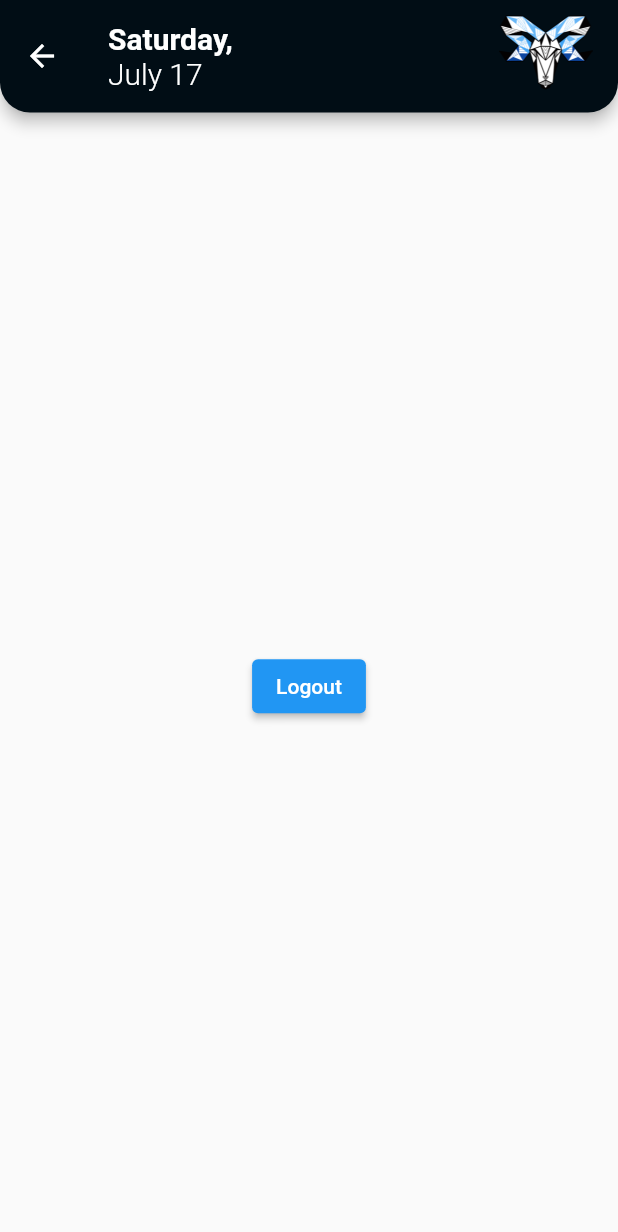
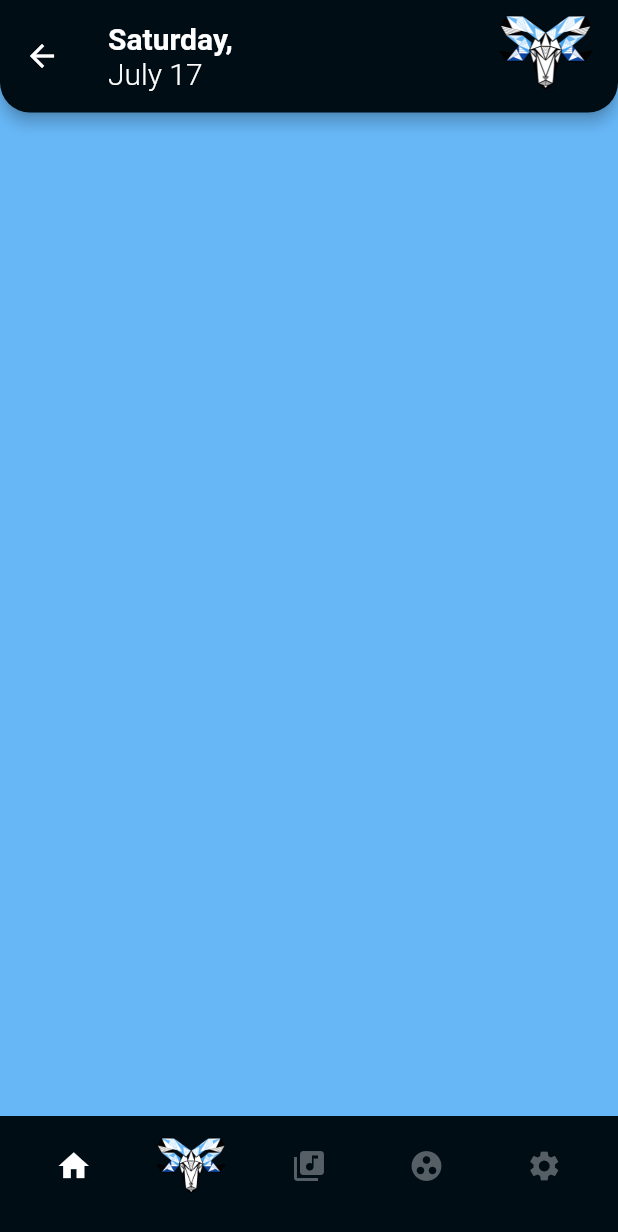
Before and after one commit to Woodlands-App-Team/WAPP, a Flutter app: the Home screen opened directly, on a phone screen of 412 x 824 dp. Shown: the top 1232 px of the screen. Run offline on Flutter 3.47's test engine with Material 2 defaults, Android fonts, the phone set to English and light mode, and no system bars; our stand-ins replace animated_text_kit, firebase_auth, firebase_core, google_sign_in, shared_preferences; missing offline and left inert: delayed_widget; accounts and stored records are empty.

Commit message:
added bottom nav bar and page view

```diff
--- /dev/null
+++ b/lib/pages/caf_menu_page/caf_menu_page.dart
@@ -0,0 +1,18 @@
+import 'package:flutter/material.dart';
+import 'package:wapp/constants.dart';
+
+class CafMenuPage extends StatefulWidget {
+  const CafMenuPage({Key? key}) : super(key: key);
+
+  @override
+  _CafMenuPageState createState() => _CafMenuPageState();
+}
+
+class _CafMenuPageState extends State<CafMenuPage> {
+  @override
+  Widget build(BuildContext context) {
+    return Container(
+      color: light_blue,
+    );
+  }
+}
--- a/lib/pages/home_page/home.dart
+++ b/lib/pages/home_page/home.dart
@@ -1,8 +1,12 @@
 import 'package:firebase_auth/firebase_auth.dart';
 import 'package:flutter/material.dart';
-import 'package:provider/provider.dart';
-import 'package:wapp/models/provider.dart';
+import 'package:wapp/constants.dart';
+import 'package:wapp/pages/announcements_page/announcements_page.dart';
+import 'package:wapp/pages/caf_menu_page/caf_menu_page.dart';
+import 'package:wapp/pages/club_page/club_page.dart';
+import 'package:wapp/pages/general_page/general_page.dart';
 import 'package:wapp/pages/home_page/home_page_app_bar.dart';
+import 'package:wapp/pages/song_req_page/song_req_page.dart';
 
 class Home extends StatefulWidget {
   const Home({Key? key}) : super(key: key);
@@ -11,30 +15,76 @@ class Home extends StatefulWidget {
   _HomeState createState() => _HomeState();
 }
 
-class _HomeState extends State<Home> {
+class _HomeState extends State<Home> with SingleTickerProviderStateMixin {
   final user = FirebaseAuth.instance.currentUser!;
+
+  // ignore: unused_field
+  int _currentIndex = 3;
+
+  late TabController _tabController;
+
+  @override
+  void initState() {
+    super.initState();
+    _tabController = TabController(vsync: this, length: 5);
+  }
+
+  @override
+  void dispose() {
+    _tabController.dispose();
+    super.dispose();
+  }
+
+  void onTabTapped(int index) {
+    setState(() {
+      _currentIndex = _tabController.index;
+    });
+  }
 
   @override
   Widget build(BuildContext context) {
     return Scaffold(
+      extendBodyBehindAppBar: true,
       appBar: homePageAppBar(),
-      body: Container(
-        child: Column(
-          mainAxisAlignment: MainAxisAlignment.center,
-          crossAxisAlignment: CrossAxisAlignment.center,
-          children: [
-            Center(
-              child: Text(user.email!),
+      body: TabBarView(
+        controller: _tabController,
+        children: [
+          CafMenuPage(),
+          SongReqPage(),
+          AnnouncementsPage(),
+          ClubPage(),
+          GeneralPage(),
+        ],
+      ),
+      bottomNavigationBar: Container(
+        padding: EdgeInsets.fromLTRB(10, 10, 10, 0),
+        alignment: Alignment.topCenter,
+        color: black,
+        height: 80,
+        child: TabBar(
+          physics: BouncingScrollPhysics(),
+          controller: _tabController,
+          unselectedLabelColor: grey,
+          labelColor: white,
+          indicatorColor: black,
+          tabs: [
+            Tab(
+              icon: Icon(Icons.home),
             ),
-            ElevatedButton(
-              onPressed: () {
-                final provider =
-                    Provider.of<GoogleSignInProvider>(context, listen: false);
-                provider.logout();
-              },
-              child: Text("Logout"),
+            Tab(
+              icon: Image.asset('assets/logo.png'),
+            ),
+            Tab(
+              icon: Icon(Icons.library_music),
+            ),
+            Tab(
+              icon: Icon(Icons.group_work),
+            ),
+            Tab(
+              icon: Icon(Icons.settings),
             ),
           ],
+          onTap: onTabTapped,
         ),
       ),
     );
```
Also changed, not shown: lib/pages/announcements_page/announcements_page.dart (added, +18 -0 lines), lib/pages/club_page/club_page.dart (added, +17 -0 lines), lib/pages/general_page/general_page.dart (added, +17 -0 lines), lib/pages/song_req_page/song_req_page.dart (added, +17 -0 lines).
